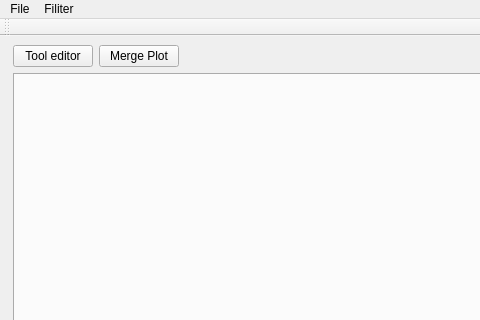
First picture: the form in core/mainwindow.ui, repository kmolLin/ControlDesign, before the edit; both pictures show x 0 to 480 and y 0 to 320 of the 870 by 698 pixel window.
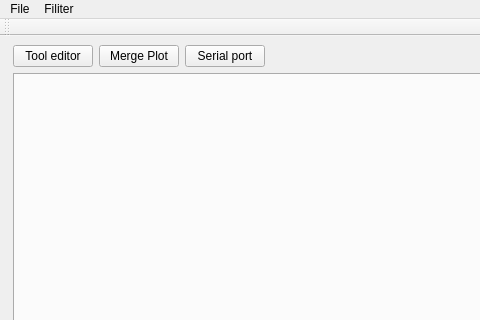
Second picture: the form after the edit.

The edit to the form file:
```diff
--- a/core/mainwindow.ui
+++ b/core/mainwindow.ui
@@ -43,6 +43,13 @@
               </property>
              </widget>
             </item>
+            <item>
+             <widget class="QPushButton" name="serial_btn">
+              <property name="text">
+               <string>Serial port</string>
+              </property>
+             </widget>
+            </item>
             <item>
              <spacer name="horizontalSpacer">
               <property name="orientation">
```
